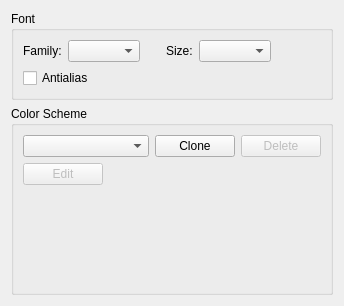
Old version of the form src/plugins/texteditor/fontsettingspage.ui in the repository qt-creator/qt-creator.
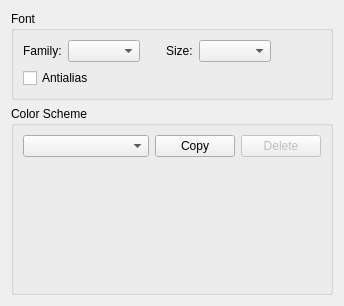
New version of the form. Custom widgets are drawn as their Qt base class.

Commit message:
Embedded the color scheme editor in the options dialog again
With the new representation it fits fine, and this is a bit more
convenient for the user.

What changed in the file:
```diff
--- a/src/plugins/texteditor/fontsettingspage.ui
+++ b/src/plugins/texteditor/fontsettingspage.ui
@@ -123,7 +123,7 @@
         <item>
          <widget class="QPushButton" name="cloneButton">
           <property name="text">
-           <string>Clone</string>
+           <string>Copy</string>
           </property>
          </widget>
         </item>
@@ -140,50 +140,28 @@
        </layout>
       </item>
       <item>
-       <layout class="QHBoxLayout" name="horizontalLayout_2">
-        <item>
-         <widget class="QPushButton" name="editButton">
-          <property name="enabled">
-           <bool>false</bool>
-          </property>
-          <property name="text">
-           <string>Edit</string>
-          </property>
-         </widget>
-        </item>
-        <item>
-         <spacer name="horizontalSpacer">
-          <property name="orientation">
-           <enum>Qt::Horizontal</enum>
-          </property>
-          <property name="sizeHint" stdset="0">
-           <size>
-            <width>40</width>
-            <height>20</height>
-           </size>
-          </property>
-         </spacer>
-        </item>
-       </layout>
-      </item>
-      <item>
-       <spacer name="verticalSpacer">
-        <property name="orientation">
-         <enum>Qt::Vertical</enum>
+       <widget class="TextEditor::Internal::ColorSchemeEdit" name="schemeEdit" native="true">
+        <property name="sizePolicy">
+         <sizepolicy hsizetype="Preferred" vsizetype="MinimumExpanding">
+          <horstretch>0</horstretch>
+          <verstretch>1</verstretch>
+         </sizepolicy>
         </property>
-        <property name="sizeHint" stdset="0">
-         <size>
-          <width>20</width>
-          <height>87</height>
-         </size>
-        </property>
-       </spacer>
+       </widget>
       </item>
      </layout>
     </widget>
    </item>
   </layout>
  </widget>
+ <customwidgets>
+  <customwidget>
+   <class>TextEditor::Internal::ColorSchemeEdit</class>
+   <extends>QWidget</extends>
+   <header>colorschemeedit.h</header>
+   <container>1</container>
+  </customwidget>
+ </customwidgets>
  <resources/>
  <connections/>
 </ui>
```
Left out of the diff: 2 changed lines with no effect on the pictures. The commit also changes 11 other files.
